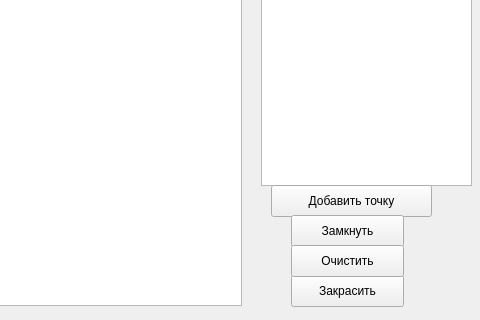
Old version of the form lab5/window.ui in the repository Panda-Lewandowski/Computer-graphics; both pictures show x 329 to 809 and y 285 to 605 of the 809 by 605 pixel window.
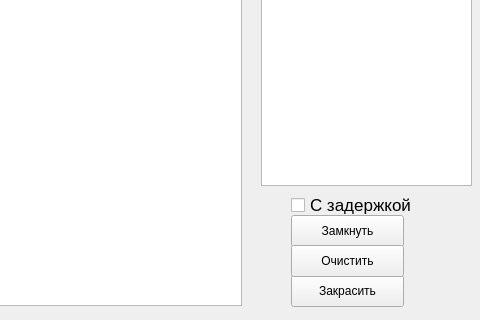
New version of the form.

Commit message: add delay and algorithm XOR filling

Patch:
```diff
--- a/lab5/window.ui
+++ b/lab5/window.ui
@@ -44,19 +44,6 @@
      </property>
     </column>
    </widget>
-   <widget class="QPushButton" name="addrow">
-    <property name="geometry">
-     <rect>
-      <x>600</x>
-      <y>470</y>
-      <width>161</width>
-      <height>32</height>
-     </rect>
-    </property>
-    <property name="text">
-     <string>Добавить точку</string>
-    </property>
-   </widget>
    <widget class="QPushButton" name="paint">
     <property name="geometry">
      <rect>
@@ -96,6 +83,24 @@
      <string>Очистить</string>
     </property>
    </widget>
+   <widget class="QCheckBox" name="delay">
+    <property name="geometry">
+     <rect>
+      <x>620</x>
+      <y>480</y>
+      <width>141</width>
+      <height>20</height>
+     </rect>
+    </property>
+    <property name="font">
+     <font>
+      <pointsize>13</pointsize>
+     </font>
+    </property>
+    <property name="text">
+     <string>С задержкой</string>
+    </property>
+   </widget>
   </widget>
  </widget>
  <resources/>
```
The commit also changes 1 other file.
